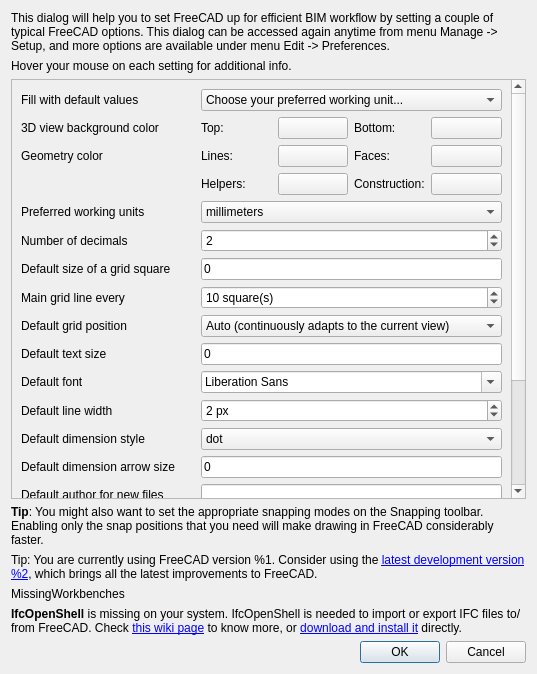
Before: the Qt Designer form dialogSetup.ui in yorikvanhavre/BIM_Workbench, drawn with Qt 5.
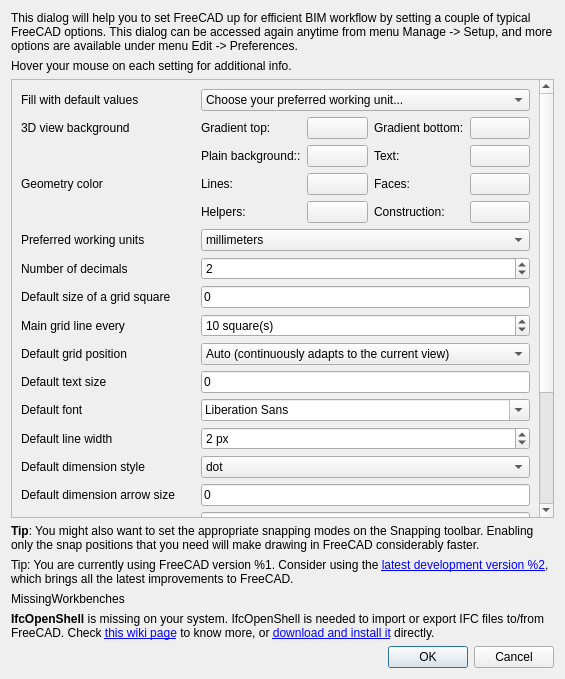
After: the same form once the commit is applied. Custom widgets are drawn as their Qt base class.

Patch:
```diff
--- a/dialogSetup.ui
+++ b/dialogSetup.ui
@@ -9,8 +9,8 @@
    <rect>
     <x>0</x>
     <y>0</y>
-    <width>537</width>
-    <height>674</height>
+    <width>565</width>
+    <height>679</height>
    </rect>
   </property>
   <property name="windowTitle">
@@ -44,8 +44,8 @@
        <rect>
         <x>0</x>
         <y>0</y>
-        <width>504</width>
-        <height>653</height>
+        <width>532</width>
+        <height>686</height>
        </rect>
       </property>
       <layout class="QVBoxLayout" name="verticalLayout_2">
@@ -474,56 +474,56 @@
          </item>
          <item row="2" column="1">
           <layout class="QGridLayout" name="gridLayout_2">
-           <item row="2" column="3">
+           <item row="3" column="3">
             <widget class="Gui::ColorButton" name="colorButtonConstruction">
              <property name="toolTip">
               <string>&lt;html&gt;&lt;head/&gt;&lt;body&gt;&lt;p&gt;The default color of construction geometry. Location in preferences: &lt;span style=&quot; font-weight:600;&quot;&gt;Draft &amp;gt; General Settings &amp;gt; Construction geometry color&lt;/span&gt;&lt;/p&gt;&lt;/body&gt;&lt;/html&gt;</string>
              </property>
             </widget>
            </item>
-           <item row="1" column="3">
+           <item row="2" column="3">
             <widget class="Gui::ColorButton" name="colorButtonFaces">
              <property name="toolTip">
               <string>&lt;html&gt;&lt;head/&gt;&lt;body&gt;&lt;p&gt;The default color of faces in the 3D view. Location in preferences: &lt;span style=&quot; font-weight:600;&quot;&gt;Display &amp;gt; Part Color &amp;gt; Default shape color&lt;/span&gt;&lt;/p&gt;&lt;/body&gt;&lt;/html&gt;</string>
              </property>
             </widget>
            </item>
-           <item row="2" column="2">
+           <item row="3" column="2">
             <widget class="QLabel" name="label_25">
              <property name="text">
               <string>Construction:</string>
              </property>
             </widget>
            </item>
-           <item row="2" column="0">
+           <item row="3" column="0">
             <widget class="QLabel" name="label_26">
              <property name="text">
               <string>Helpers:</string>
              </property>
             </widget>
            </item>
-           <item row="1" column="2">
+           <item row="2" column="2">
             <widget class="QLabel" name="label_24">
              <property name="text">
               <string>Faces:</string>
              </property>
             </widget>
            </item>
-           <item row="2" column="1">
+           <item row="3" column="1">
             <widget class="Gui::ColorButton" name="colorButtonHelpers">
              <property name="toolTip">
               <string>&lt;html&gt;&lt;head/&gt;&lt;body&gt;&lt;p&gt;The default color for helper objects such as grids and axes. Location in preferences: &lt;span style=&quot; font-weight:600;&quot;&gt;Arch  &amp;gt; Defaults &amp;gt; Helpers&lt;/span&gt;&lt;/p&gt;&lt;/body&gt;&lt;/html&gt;</string>
              </property>
             </widget>
            </item>
-           <item row="1" column="0">
+           <item row="2" column="0">
             <widget class="QLabel" name="label_23">
              <property name="text">
               <string>Lines:</string>
              </property>
             </widget>
            </item>
-           <item row="1" column="1">
+           <item row="2" column="1">
             <widget class="Gui::ColorButton" name="colorButtonLines">
              <property name="toolTip">
               <string>&lt;html&gt;&lt;head/&gt;&lt;body&gt;&lt;p&gt;The default color of lines in the 3D view. Location in preferences: &lt;span style=&quot; font-weight:600;&quot;&gt;Display &amp;gt; Part Colors &amp;gt; Default line color, Draft &amp;gt; Visual settings &amp;gt; Default line color&lt;/span&gt;&lt;/p&gt;&lt;/body&gt;&lt;/html&gt;</string>
@@ -533,7 +533,7 @@
            <item row="0" column="0">
             <widget class="QLabel" name="label_20">
              <property name="text">
-              <string>Top:</string>
+              <string>Gradient top:</string>
              </property>
             </widget>
            </item>
@@ -547,7 +547,7 @@
            <item row="0" column="2">
             <widget class="QLabel" name="label_21">
              <property name="text">
-              <string>Bottom:</string>
+              <string>Gradient bottom:</string>
              </property>
             </widget>
            </item>
@@ -558,6 +558,34 @@
              </property>
             </widget>
            </item>
+           <item row="1" column="0">
+            <widget class="QLabel" name="label_29">
+             <property name="text">
+              <string>Plain background::</string>
+             </property>
+            </widget>
+           </item>
+           <item row="1" column="2">
+            <widget class="QLabel" name="label_30">
+             <property name="text">
+              <string>Text:</string>
+             </property>
+            </widget>
+           </item>
+           <item row="1" column="1">
+            <widget class="Gui::PrefColorButton" name="colorButtonSimple">
+             <property name="toolTip">
+              <string>The background color when switched to simple color</string>
+             </property>
+            </widget>
+           </item>
+           <item row="1" column="3">
+            <widget class="Gui::PrefColorButton" name="colorButtonText">
+             <property name="toolTip">
+              <string>The color to use for texts and dimensions</string>
+             </property>
+            </widget>
+           </item>
           </layout>
          </item>
          <item row="2" column="0">
@@ -565,7 +593,14 @@
            <item>
             <widget class="QLabel" name="label_19">
              <property name="text">
-              <string>3D view background color</string>
+              <string>3D view background</string>
+             </property>
+            </widget>
+           </item>
+           <item>
+            <widget class="QLabel" name="label_31">
+             <property name="text">
+              <string/>
              </property>
             </widget>
            </item>
@@ -660,6 +695,11 @@
    <extends>QPushButton</extends>
    <header>Gui/Widgets.h</header>
   </customwidget>
+  <customwidget>
+   <class>Gui::PrefColorButton</class>
+   <extends>Gui::ColorButton</extends>
+   <header>Gui/PrefWidgets.h</header>
+  </customwidget>
  </customwidgets>
  <resources/>
  <connections>
```
